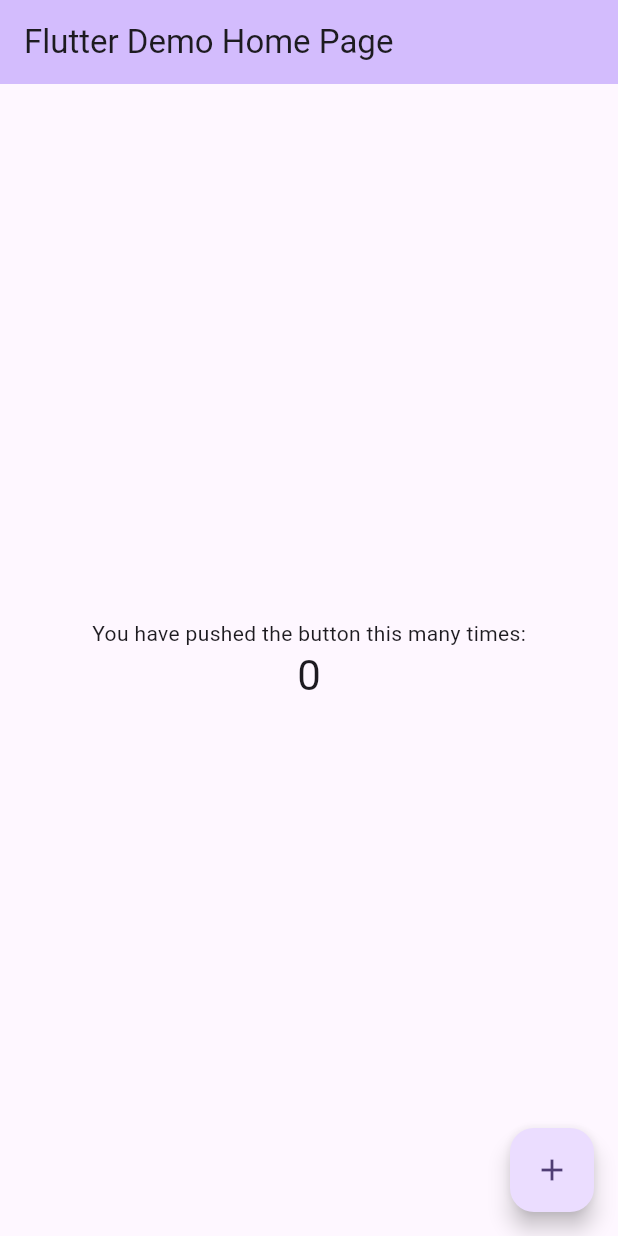
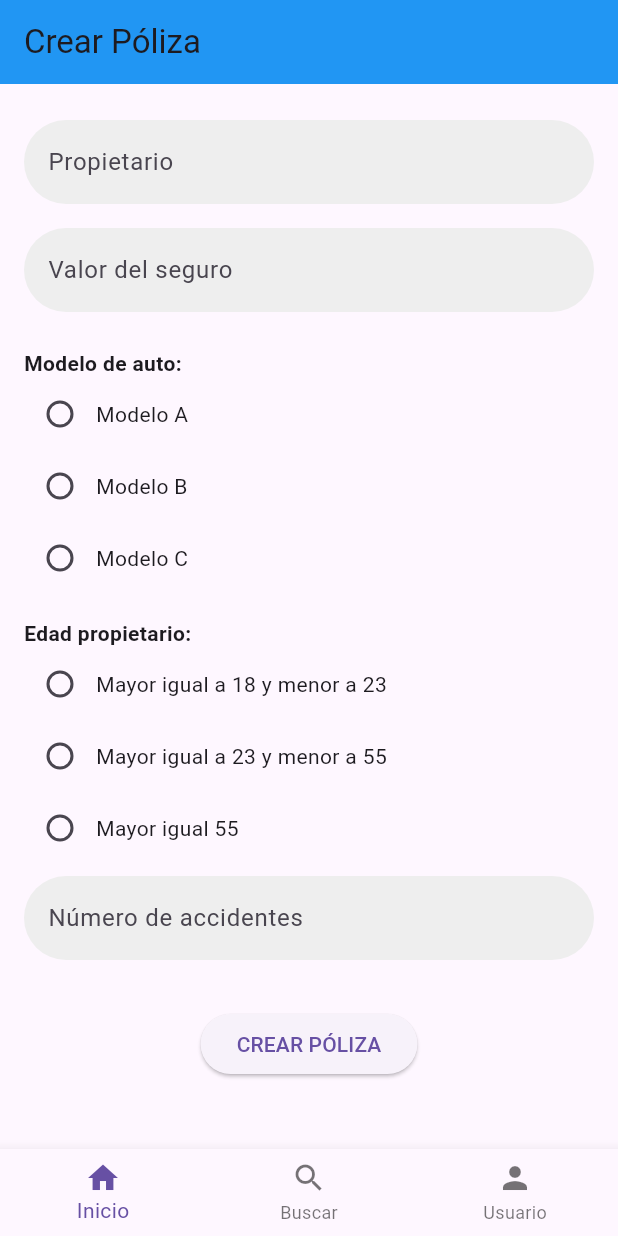
Before and after one commit to MateoMedranda/laboratorioU3L1, a Flutter app: the screen it shows after launch, on a phone screen of 412 x 824 dp. Run offline on Flutter 3.47's test engine with Material 3 defaults, Android fonts, the phone set to English and light mode, and no system bars.

Commit message:
Front V1
Implementacion de frontend, no se implementa endpoints

```diff
--- a/lib/main.dart
+++ b/lib/main.dart
@@ -1,4 +1,7 @@
 import 'package:flutter/material.dart';
+import 'views/poliza_insert.dart';
+import 'views/poliza_list.dart';
+import 'views/poliza_search.dart';
 
 void main() {
   runApp(const MyApp());
@@ -7,116 +10,44 @@ void main() {
 class MyApp extends StatelessWidget {
   const MyApp({super.key});
 
-  // This widget is the root of your application.
   @override
   Widget build(BuildContext context) {
-    return MaterialApp(
-      title: 'Flutter Demo',
-      theme: ThemeData(
-        // This is the theme of your application.
-        //
-        // TRY THIS: Try running your application with "flutter run". You'll see
-        // the application has a purple toolbar. Then, without quitting the app,
-        // try changing the seedColor in the colorScheme below to Colors.green
-        // and then invoke "hot reload" (save your changes or press the "hot
-        // reload" button in a Flutter-supported IDE, or press "r" if you used
-        // the command line to start the app).
-        //
-        // Notice that the counter didn't reset back to zero; the application
-        // state is not lost during the reload. To reset the state, use hot
-        // restart instead.
-        //
-        // This works for code too, not just values: Most code changes can be
-        // tested with just a hot reload.
-        colorScheme: ColorScheme.fromSeed(seedColor: Colors.deepPurple),
-      ),
-      home: const MyHomePage(title: 'Flutter Demo Home Page'),
+    return const MaterialApp(
+      debugShowCheckedModeBanner: false,
+      home: MainPage(),
     );
   }
 }
 
-class MyHomePage extends StatefulWidget {
-  const MyHomePage({super.key, required this.title});
-
-  // This widget is the home page of your application. It is stateful, meaning
-  // that it has a State object (defined below) that contains fields that affect
-  // how it looks.
-
-  // This class is the configuration for the state. It holds the values (in this
-  // case the title) provided by the parent (in this case the App widget) and
-  // used by the build method of the State. Fields in a Widget subclass are
-  // always marked "final".
-
-  final String title;
+class MainPage extends StatefulWidget {
+  const MainPage({super.key});
 
   @override
-  State<MyHomePage> createState() => _MyHomePageState();
+  State<MainPage> createState() => _MainPageState();
 }
 
-class _MyHomePageState extends State<MyHomePage> {
-  int _counter = 0;
+class _MainPageState extends State<MainPage> {
+  int index = 0;
 
-  void _incrementCounter() {
-    setState(() {
-      // This call to setState tells the Flutter framework that something has
-      // changed in this State, which causes it to rerun the build method below
-      // so that the display can reflect the updated values. If we changed
-      // _counter without calling setState(), then the build method would not be
-      // called again, and so nothing would appear to happen.
-      _counter++;
-    });
-  }
+  final pages = const [
+    PolizaInsert(),
+    PolizaSearch(),
+    PolizaList(),
+  ];
 
   @override
   Widget build(BuildContext context) {
-    // This method is rerun every time setState is called, for instance as done
-    // by the _incrementCounter method above.
-    //
-    // The Flutter framework has been optimized to make rerunning build methods
-    // fast, so that you can just rebuild anything that needs updating rather
-    // than having to individually change instances of widgets.
     return Scaffold(
-      appBar: AppBar(
-        // TRY THIS: Try changing the color here to a specific color (to
-        // Colors.amber, perhaps?) and trigger a hot reload to see the AppBar
-        // change color while the other colors stay the same.
-        backgroundColor: Theme.of(context).colorScheme.inversePrimary,
-        // Here we take the value from the MyHomePage object that was created by
-        // the App.build method, and use it to set our appbar title.
-        title: Text(widget.title),
+      body: pages[index],
+      bottomNavigationBar: BottomNavigationBar(
+        currentIndex: index,
+        onTap: (i) => setState(() => index = i),
+        items: const [
+          BottomNavigationBarItem(icon: Icon(Icons.home), label: 'Inicio'),
+          BottomNavigationBarItem(icon: Icon(Icons.search), label: 'Buscar'),
+          BottomNavigationBarItem(icon: Icon(Icons.person), label: 'Usuario'),
+        ],
       ),
-      body: Center(
-        // Center is a layout widget. It takes a single child and positions it
-        // in the middle of the parent.
-        child: Column(
-          // Column is also a layout widget. It takes a list of children and
-          // arranges them vertically. By default, it sizes itself to fit its
-          // children horizontally, and tries to be as tall as its parent.
-          //
-          // Column has various properties to control how it sizes itself and
-          // how it positions its children. Here we use mainAxisAlignment to
-          // center the children vertically; the main axis here is the vertical
-          // axis because Columns are vertical (the cross axis would be
-          // horizontal).
-          //
-          // TRY THIS: Invoke "debug painting" (choose the "Toggle Debug Paint"
-          // action in the IDE, or press "p" in the console), to see the
-          // wireframe for each widget.
-          mainAxisAlignment: MainAxisAlignment.center,
-          children: <Widget>[
-            const Text('You have pushed the button this many times:'),
-            Text(
-              '$_counter',
-              style: Theme.of(context).textTheme.headlineMedium,
-            ),
-          ],
-        ),
-      ),
-      floatingActionButton: FloatingActionButton(
-        onPressed: _incrementCounter,
-        tooltip: 'Increment',
-        child: const Icon(Icons.add),
-      ), // This trailing comma makes auto-formatting nicer for build methods.
     );
   }
 }
--- a/lib/views/poliza_insert.dart
+++ b/lib/views/poliza_insert.dart
@@ -0,0 +1,14 @@
+import 'package:flutter/material.dart';
+import '../widgets/organisms/policy_form.dart';
+
+class PolizaInsert extends StatelessWidget {
+  const PolizaInsert({super.key});
+
+  @override
+  Widget build(BuildContext context) {
+    return Scaffold(
+      appBar: AppBar(title: const Text('Crear Póliza'), backgroundColor: Colors.blue,),
+      body: const PolicyForm(),
+    );
+  }
+}
--- a/lib/views/poliza_list.dart
+++ b/lib/views/poliza_list.dart
@@ -0,0 +1,10 @@
+import 'package:flutter/material.dart';
+
+class PolizaList extends StatelessWidget {
+  const PolizaList({super.key});
+
+  @override
+  Widget build(BuildContext context) {
+    return const Center(child: Text('Listado de Pólizas'));
+  }
+}
--- a/lib/views/poliza_search.dart
+++ b/lib/views/poliza_search.dart
@@ -0,0 +1,10 @@
+import 'package:flutter/material.dart';
+
+class PolizaSearch extends StatelessWidget {
+  const PolizaSearch({super.key});
+
+  @override
+  Widget build(BuildContext context) {
+    return const Center(child: Text('Buscar Póliza'));
+  }
+}
--- /dev/null
+++ b/lib/widgets/atoms/costum_radio.dart
@@ -0,0 +1,17 @@
+import 'package:flutter/material.dart';
+
+class CustomRadio extends StatelessWidget {
+  final String label;
+
+  const CustomRadio({super.key, required this.label});
+
+  @override
+  Widget build(BuildContext context) {
+    return Row(
+      children: [
+        Radio(value: label, groupValue: null, onChanged: (_) {}),
+        Text(label),
+      ],
+    );
+  }
+}
--- /dev/null
+++ b/lib/widgets/atoms/custom_radio.dart
@@ -0,0 +1,17 @@
+import 'package:flutter/material.dart';
+
+class CustomRadio extends StatelessWidget {
+  final String label;
+
+  const CustomRadio({super.key, required this.label});
+
+  @override
+  Widget build(BuildContext context) {
+    return Row(
+      children: [
+        Radio(value: label, groupValue: null, onChanged: (_) {}),
+        Text(label),
+      ],
+    );
+  }
+}
--- /dev/null
+++ b/lib/widgets/atoms/custom_text_field.dart
@@ -0,0 +1,25 @@
+import 'package:flutter/material.dart';
+
+class CustomTextField extends StatelessWidget {
+  final String hint;
+
+  const CustomTextField({super.key, required this.hint});
+
+  @override
+  Widget build(BuildContext context) {
+    return Padding(
+      padding: const EdgeInsets.symmetric(vertical: 8),
+      child: TextField(
+        decoration: InputDecoration(
+          hintText: hint,
+          filled: true,
+          fillColor: Colors.grey.shade200,
+          border: OutlineInputBorder(
+            borderRadius: BorderRadius.circular(30),
+            borderSide: BorderSide.none,
+          ),
+        ),
+      ),
+    );
+  }
+}
--- /dev/null
+++ b/lib/widgets/molecules/age_selector.dart
@@ -0,0 +1,19 @@
+import 'package:flutter/material.dart';
+import '../atoms/custom_radio.dart';
+
+class AgeSelector extends StatelessWidget {
+  const AgeSelector({super.key});
+
+  @override
+  Widget build(BuildContext context) {
+    return Column(
+      crossAxisAlignment: CrossAxisAlignment.start,
+      children: const [
+        Text('Edad propietario:', style: TextStyle(fontWeight: FontWeight.bold)),
+        CustomRadio(label: 'Mayor igual a 18 y menor a 23'),
+        CustomRadio(label: 'Mayor igual a 23 y menor a 55'),
+        CustomRadio(label: 'Mayor igual 55'),
+      ],
+    );
+  }
+}
--- /dev/null
+++ b/lib/widgets/molecules/insurance_value_input.dart
@@ -0,0 +1,5 @@
+import '../atoms/custom_text_field.dart';
+
+class InsuranceValueInput extends CustomTextField {
+  const InsuranceValueInput({super.key}) : super(hint: 'Valor del seguro');
+}
--- /dev/null
+++ b/lib/widgets/molecules/model_selector.dart
@@ -0,0 +1,19 @@
+import 'package:flutter/material.dart';
+import '../atoms/custom_radio.dart';
+
+class ModelSelector extends StatelessWidget {
+  const ModelSelector({super.key});
+
+  @override
+  Widget build(BuildContext context) {
+    return Column(
+      crossAxisAlignment: CrossAxisAlignment.start,
+      children: const [
+        Text('Modelo de auto:', style: TextStyle(fontWeight: FontWeight.bold)),
+        CustomRadio(label: 'Modelo A'),
+        CustomRadio(label: 'Modelo B'),
+        CustomRadio(label: 'Modelo C'),
+      ],
+    );
+  }
+}
--- /dev/null
+++ b/lib/widgets/molecules/owner_input.dart
@@ -0,0 +1,5 @@
+import '../atoms/custom_text_field.dart';
+
+class OwnerInput extends CustomTextField {
+  const OwnerInput({super.key}) : super(hint: 'Propietario');
+}
--- /dev/null
+++ b/lib/widgets/organisms/policy_form.dart
@@ -0,0 +1,33 @@
+import 'package:flutter/material.dart';
+import '../molecules/owner_input.dart';
+import '../molecules/insurance_value_input.dart';
+import '../molecules/model_selector.dart';
+import '../molecules/age_selector.dart';
+import '../atoms/custom_text_field.dart';
+
+class PolicyForm extends StatelessWidget {
+  const PolicyForm({super.key});
+
+  @override
+  Widget build(BuildContext context) {
+    return SingleChildScrollView(
+      padding: const EdgeInsets.all(16),
+      child: Column(
+        children: [
+          const OwnerInput(),
+          const InsuranceValueInput(),
+          const SizedBox(height: 16),
+          const ModelSelector(),
+          const SizedBox(height: 16),
+          const AgeSelector(),
+          const CustomTextField(hint: 'Número de accidentes'),
+          const SizedBox(height: 24),
+          ElevatedButton(
+            onPressed: () {},
+            child: const Text('CREAR PÓLIZA'),
+          ),
+        ],
+      ),
+    );
+  }
+}
```
